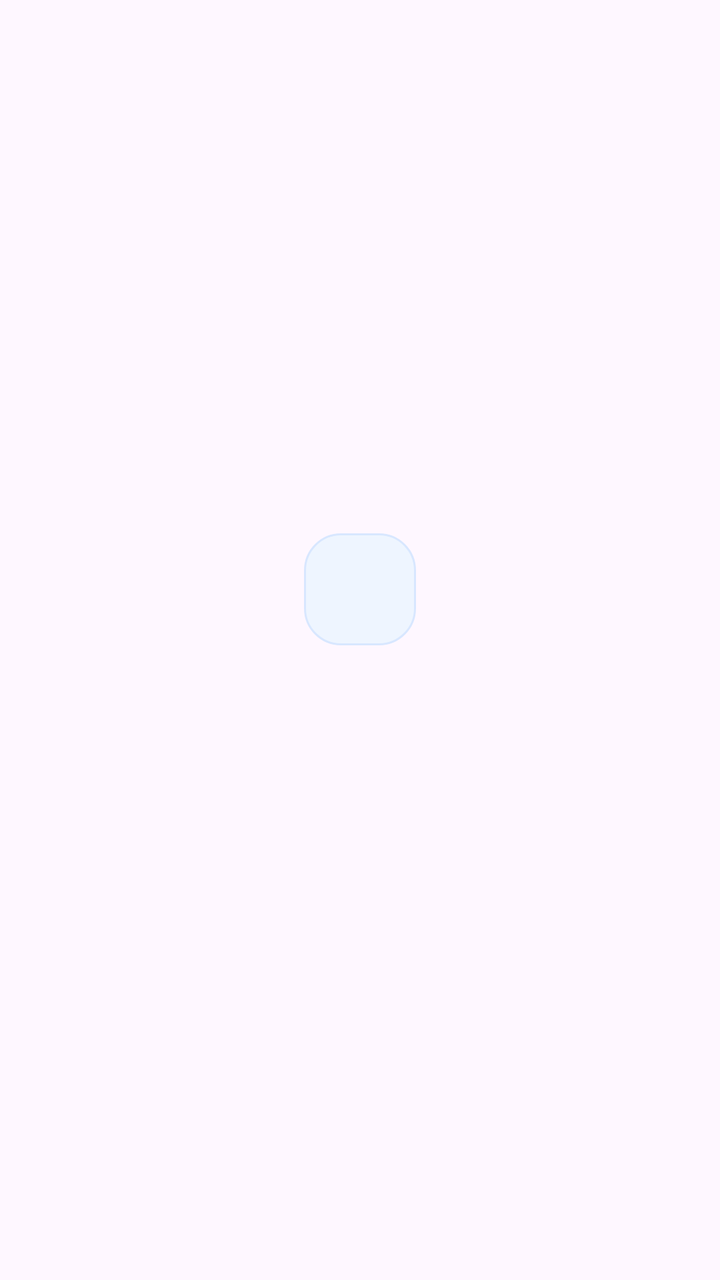
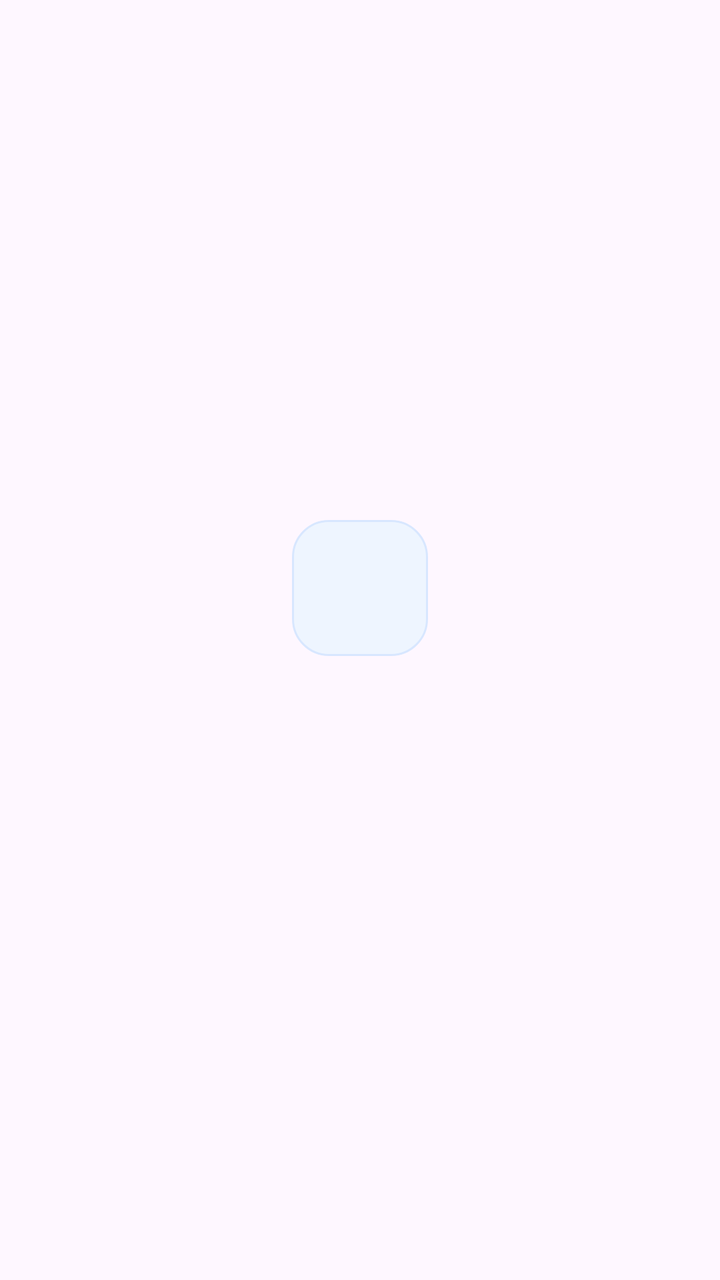

Before-and-after screenshots of an Android layout around one commit, followed by the original layout XML and the change that was made.
<!-- AndroidManifest.xml: application theme Theme.SIPAMAN -->
<!-- res/layout/item_quick_action.xml -->
<?xml version="1.0" encoding="utf-8"?>
<LinearLayout
    xmlns:android="http://schemas.android.com/apk/res/android"
    android:layout_width="0dp"
    android:layout_height="wrap_content"
    android:layout_weight="1"
    android:gravity="center"
    android:orientation="vertical"
    android:paddingStart="8dp"
    android:paddingTop="14dp"
    android:paddingEnd="8dp"
    android:paddingBottom="14dp">

    <FrameLayout
        android:layout_width="56dp"
        android:layout_height="56dp"
        android:background="@drawable/bg_quick_icon">

        <ImageView
            android:id="@+id/imgAction"
            android:layout_width="30dp"
            android:layout_height="30dp"
            android:layout_gravity="center"
            android:scaleType="centerInside" />
    </FrameLayout>

    <TextView
        android:id="@+id/tvTitle"
        android:layout_width="wrap_content"
        android:layout_height="wrap_content"
        android:layout_marginTop="12dp"
        android:textStyle="bold"
        android:textColor="#1E293B"
        android:textSize="14sp"/>

    <TextView
        android:id="@+id/tvSubtitle"
        android:layout_width="wrap_content"
        android:layout_height="wrap_content"
        android:layout_marginTop="3dp"
        android:textSize="12sp"
        android:textColor="#64748B"/>

</LinearLayout>
<!-- resources referenced by this layout -->
<resources>
  <!-- drawable bg_quick_icon (drawable) -->
  <?xml version="1.0" encoding="utf-8"?>
  <shape xmlns:android="http://schemas.android.com/apk/res/android">
  
      <solid android:color="#EEF5FF" />
      <corners android:radius="18dp"/>
      <stroke
          android:width="1dp"
          android:color="#D8E7FF" />
  
  </shape>
  <style name="Theme.SIPAMAN" parent="Theme.Material3.DayNight.NoActionBar">
          <item name="android:statusBarColor">@android:color/transparent</item>
      </style>
</resources>

<!-- the commit's change to res/layout/item_quick_action.xml (unified diff, before → after) -->
@@ -7,19 +7,19 @@
     android:gravity="center"
     android:orientation="vertical"
     android:paddingStart="8dp"
-    android:paddingTop="14dp"
+    android:paddingTop="12dp"
     android:paddingEnd="8dp"
-    android:paddingBottom="14dp">
+    android:paddingBottom="12dp">
 
     <FrameLayout
-        android:layout_width="56dp"
-        android:layout_height="56dp"
+        android:layout_width="68dp"
+        android:layout_height="68dp"
         android:background="@drawable/bg_quick_icon">
 
         <ImageView
             android:id="@+id/imgAction"
-            android:layout_width="30dp"
-            android:layout_height="30dp"
+            android:layout_width="34dp"
+            android:layout_height="34dp"
             android:layout_gravity="center"
             android:scaleType="centerInside" />
     </FrameLayout>
@@ -31,7 +31,7 @@
         android:layout_marginTop="12dp"
         android:textStyle="bold"
         android:textColor="#1E293B"
-        android:textSize="14sp"/>
+        android:textSize="15sp"/>
 
     <TextView
         android:id="@+id/tvSubtitle"
